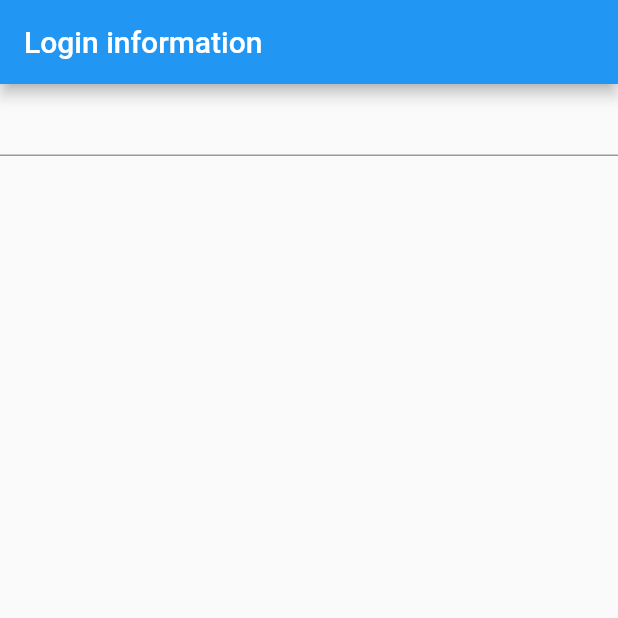
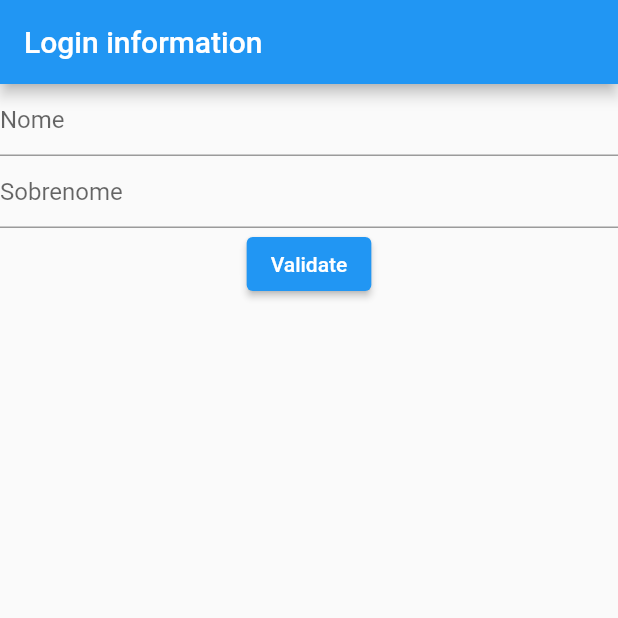
Before and after one commit to misael28/FlutterFormLogin, a Flutter app: the screen it shows after launch, on a phone screen of 412 x 824 dp, the top half of it. Run offline on Flutter 3.47's test engine with Material 2 defaults, Android fonts, the phone set to English and light mode, and no system bars.

Commit message:
feat: add user form at main screen

```diff
--- a/lib/form_view.dart
+++ b/lib/form_view.dart
@@ -7,6 +7,8 @@ class FormView extends StatefulWidget {
 
 class _FormViewState extends State<FormView> {
   final _formKey = GlobalKey<FormState>();
+  String name='';
+  String surName = '';
   @override
   Widget build(BuildContext context) {
     return Scaffold(
@@ -24,7 +26,37 @@ class _FormViewState extends State<FormView> {
                 }
                 return null;
               },
-            )
+              decoration: InputDecoration(
+                hintText: 'Nome',
+              ),
+              onChanged: (text){
+                name = text;
+              },
+            ),
+            TextFormField(
+              validator:  (text){
+                if(text == null || text.isEmpty){
+                  return 'Sobrenome é obrigatorio';
+                }
+                return null;
+              },
+              decoration: InputDecoration(
+                hintText: "Sobrenome"
+              ),
+              onChanged: (text){
+                surName = text;
+              },
+            ),
+            ElevatedButton(onPressed: (){
+              final isValid = _formKey.currentState!.validate();
+              if(isValid){
+                showDialog(context: context, builder: (context) {
+                  return AlertDialog(
+                    title: Text('$name $surName'),
+                  );
+                });
+              }
+            }, child: Text("Validate"))
           ],),
       ),
     );
--- a/pubspec.yaml
+++ b/pubspec.yaml
@@ -18,7 +18,7 @@ publish_to: 'none' # Remove this line if you wish to publish to pub.dev
 version: 1.0.0+1
 
 environment:
-  sdk: ">=2.7.0 <3.0.0"
+  sdk: ">=2.12.0 <3.0.0"
 
 dependencies:
   flutter:
```
